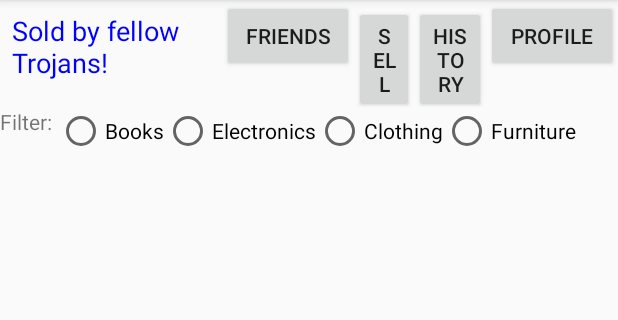
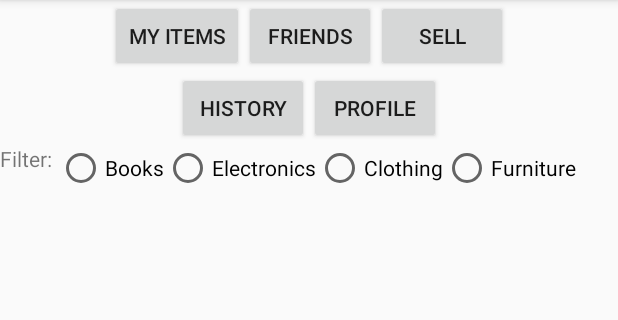
Before and after one commit to SalVerduzco/USClassifieds, an Android app: the MainListActivity screen opened directly, with no data from a screen before it, on a phone screen of 412 x 824 dp, the part 84-404 px from its top. Run offline under Robolectric (Android 15) with nearby library versions, the phone set to English and light mode, and no system bars; our stand-ins replace Firebase (no records; nobody signed in at launch, a user with empty details on screens opened directly).

Commit message:
MainList updates.

```diff
--- a/app/src/main/java/itp341/verduzco/salvador/usclassifieds/MainListActivity.java
+++ b/app/src/main/java/itp341/verduzco/salvador/usclassifieds/MainListActivity.java
@@ -33,6 +33,8 @@ public class MainListActivity extends AppCompatActivity {
     private Button buttonAdd;
     private ListView itemList;
 
+    private Button sendToFriend;
+
     @Override
     protected void onCreate(Bundle savedInstanceState) {
         super.onCreate(savedInstanceState);
@@ -42,6 +44,7 @@ public class MainListActivity extends AppCompatActivity {
         // Find views
         buttonAdd = (Button) findViewById(R.id.button_add);
         itemList = (ListView) findViewById(R.id.listView);
+        sendToFriend = findViewById(R.id.sendToFriendsButton);
 
         firestoreHelper = new FirestoreHelper();
 
@@ -93,6 +96,22 @@ public class MainListActivity extends AppCompatActivity {
                 Intent intent = new Intent(MainListActivity.this, ItemListActivity.class);
                 intent.putExtra("option", "sold");
                 startActivityForResult(intent, 0);
+            }
+        });
+
+        Button button_selling = findViewById(R.id.MySellingButton);
+        button_selling.setOnClickListener(new View.OnClickListener(){
+            public void onClick(View view){
+                Intent intent = new Intent(MainListActivity.this, ItemListActivity.class);
+                intent.putExtra("option", "selling");
+                startActivity(intent);
+            }
+        });
+
+        sendToFriend.setOnClickListener(new View.OnClickListener(){
+            public void onClick(View view){
+                Intent intent = new Intent(MainListActivity.this, FriendsActivity.class);
+                startActivity(intent);
             }
         });
 
--- a/app/src/main/res/layout/main_list_activity.xml
+++ b/app/src/main/res/layout/main_list_activity.xml
@@ -7,23 +7,30 @@
         android:orientation="horizontal"
         android:layout_width="match_parent"
         android:layout_height="wrap_content"
-        android:layout_gravity="center_horizontal">
+        android:layout_gravity="center_horizontal"
+        android:gravity="center">
 
-        <TextView
-            android:layout_width="wrap_content"
-            android:layout_height="match_parent"
-            android:text="@string/label_welcome"
-            android:id="@+id/textView"
-            android:layout_weight="1"
-            android:textColor="@color/text_heading"
-            android:layout_gravity="top"
-            android:textSize="18sp"
-            android:padding="8dp"/>
+<!--        <TextView-->
+<!--            android:layout_width="wrap_content"-->
+<!--            android:layout_height="match_parent"-->
+<!--            android:text="@string/label_welcome"-->
+<!--            android:id="@+id/textView"-->
+<!--            android:layout_weight="1"-->
+<!--            android:textColor="@color/text_heading"-->
+<!--            android:layout_gravity="top"-->
+<!--            android:textSize="18sp"-->
+<!--            android:padding="8dp"/>-->
 
         <Button
             android:layout_width="wrap_content"
             android:layout_height="wrap_content"
-            android:id="@+id/sendN"
+            android:id="@+id/MySellingButton"
+            android:text="My Items"></Button>
+
+        <Button
+            android:layout_width="wrap_content"
+            android:layout_height="wrap_content"
+            android:id="@+id/sendToFriendsButton"
             android:text="Friends"></Button>
 
         <Button
@@ -32,15 +39,20 @@
             android:text="@string/label_add"
             android:id="@+id/button_add"
             android:layout_gravity="top"
-            android:layout_weight="1"
              />
 
+    </LinearLayout>
+
+    <LinearLayout
+        android:layout_width="wrap_content"
+        android:layout_height="wrap_content"
+        android:orientation="horizontal"
+        android:layout_gravity="center_horizontal"
+        android:gravity="center">
         <Button
             android:id="@+id/button_history"
-            android:layout_width="96dp"
+            android:layout_width="wrap_content"
             android:layout_height="wrap_content"
-            android:layout_gravity="top"
-            android:layout_weight="1"
             android:text="History" />
 
         <Button
@@ -88,6 +100,17 @@
         </RadioGroup>
     </LinearLayout>
 
+<!--    <LinearLayout-->
+<!--        android:layout_width="wrap_content"-->
+<!--        android:layout_height="wrap_content">-->
+<!--        -->
+<!--        <TextView-->
+<!--            android:layout_width="wrap_content"-->
+<!--            android:layout_height="wrap_content"-->
+<!--            android:text="Min:"></TextView>-->
+<!--        -->
+<!--    </LinearLayout>-->
+
     <ListView
         android:layout_width="wrap_content"
         android:layout_height="wrap_content"
```
